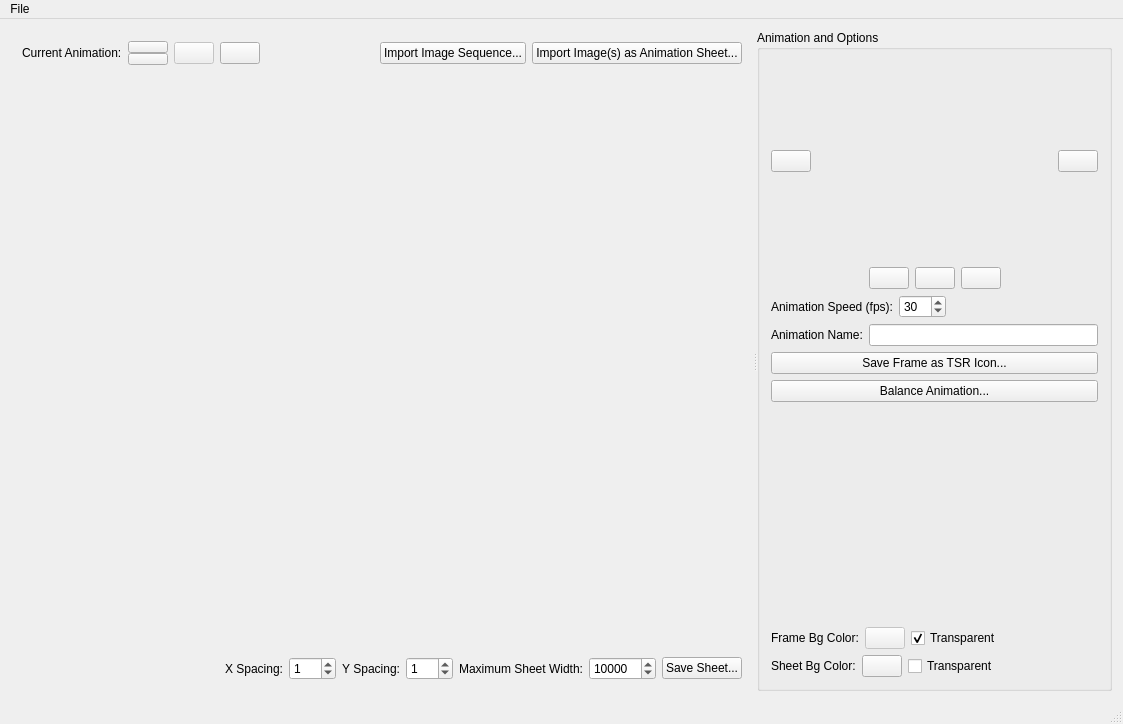
First picture: the form in mainwindow.ui, repository meh2481/SpriteSheeter, before the edit.
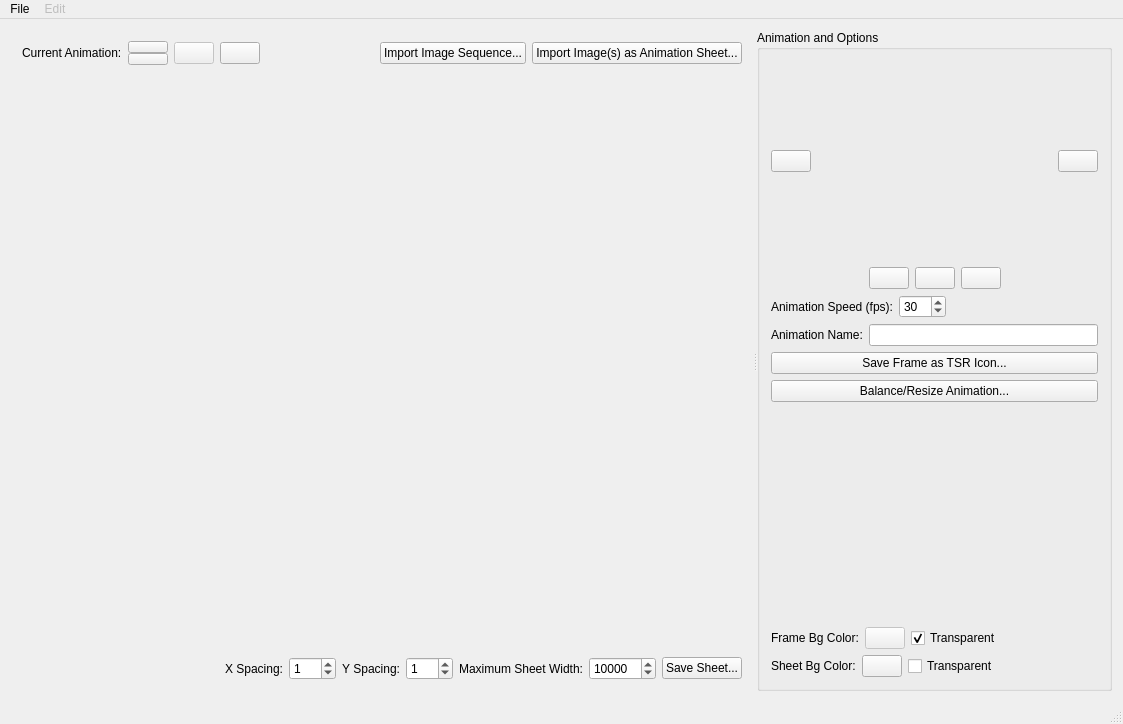
Second picture: the form after the edit. Icons and pictures are not drawn. Custom widgets are drawn as their Qt base class.

The edit to the form file:
```diff
--- a/mainwindow.ui
+++ b/mainwindow.ui
@@ -526,7 +526,7 @@
           <item>
            <widget class="QPushButton" name="balanceAnimButton">
             <property name="text">
-             <string>Balance Animation...</string>
+             <string>Balance/Resize Animation...</string>
             </property>
            </widget>
           </item>
@@ -675,7 +675,18 @@
     <addaction name="separator"/>
     <addaction name="actionQuit"/>
    </widget>
+   <widget class="QMenu" name="menuEdit">
+    <property name="enabled">
+     <bool>false</bool>
+    </property>
+    <property name="title">
+     <string>Edit</string>
+    </property>
+    <addaction name="actionUndo"/>
+    <addaction name="actionRedo"/>
+   </widget>
    <addaction name="menuFile"/>
+   <addaction name="menuEdit"/>
   </widget>
   <widget class="QStatusBar" name="statusBar"/>
   <action name="actionNew">
```
Left out of the diff: 41 changed lines with no effect on the pictures.
